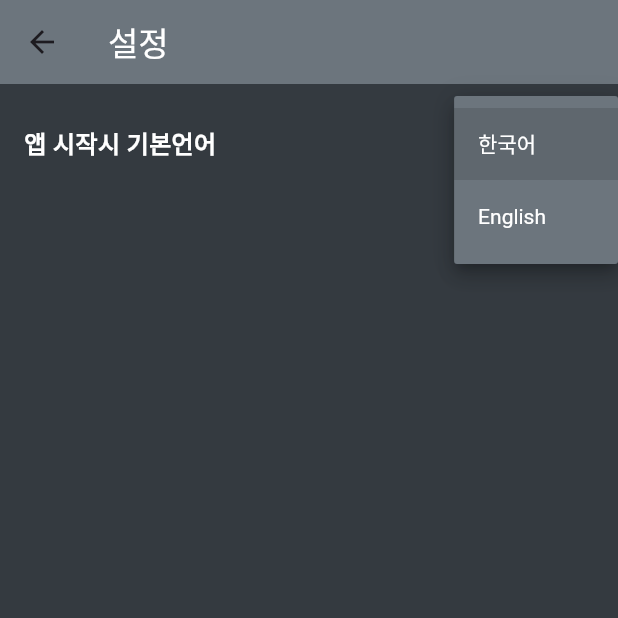
After one commit to similarchart/mobile-app, a Flutter app: the screen it shows after launch, item 4 of the bottom bar chosen, after a tap on "한국어", on a phone screen of 412 x 824 dp, the top half of it. The commit adds this screen. Run offline on Flutter 3.47's test engine with Material 3 defaults, Android fonts, the phone set to English and light mode, and no system bars; our stand-ins replace shared_preferences, webview_flutter.

Commit message:
홈 버튼 구현, 설정 기본 틀 UI 구현 후 '앱 시작시 기본언어' 항목 구현

```diff
--- a/lib/button/favorites.dart
+++ /dev/null
@@ -1,4 +0,0 @@
-// 즐겨찾기 기능에 대한 콜백 함수
-void onFavoritesTap() {
-  // 즐겨찾기 기능 구현
-}
--- a/lib/button/history.dart
+++ /dev/null
@@ -1,4 +0,0 @@
-// 방문기록 기능에 대한 콜백 함수
-void onHistoryTap() {
-  // 방문기록 기능 구현
-}
--- a/lib/button/settings.dart
+++ /dev/null
@@ -1,4 +0,0 @@
-// 설정 기능에 대한 콜백 함수
-void onSettingsTap() {
-  // 설정 기능 구현
-}
--- /dev/null
+++ b/lib/constants/colors.dart
@@ -0,0 +1,9 @@
+// lib/constants/colors.dart
+import 'package:flutter/material.dart';
+
+class AppColors {
+  static const primaryColor = Color(0xFF343a40);
+  static const secondaryColor = Color(0xFF6C757D); // 부가적인 색상
+  static const textColor = Color(0xFFFFFFFF); // 텍스트 색상
+// 기타 필요한 색상 추가
+}
--- a/lib/screen/home_screen.dart
+++ b/lib/screen/home_screen.dart
@@ -1,33 +1,45 @@
 import 'package:flutter/material.dart';
 import 'package:webview_flutter/webview_flutter.dart';
 import 'package:web_view/button/home.dart';
-import 'package:web_view/button/favorites.dart';
-import 'package:web_view/button/history.dart';
-import 'package:web_view/button/settings.dart';
+import 'package:web_view/services/language_preference.dart';
+import 'package:web_view/screen/settings_screen.dart';
+import 'package:web_view/constants/colors.dart';
 
-final homeUrl = Uri.parse('https://www.similarchart.com');
+final homeUrl = Uri.parse('https://www.similarchart.com?lang=ko');
 
 class HomeScreen extends StatelessWidget {
-  WebViewController controller = WebViewController()
-    // ..setJavaScriptMode(JavaScriptMode.unrestricted)
-    ..loadRequest(homeUrl);
+  final WebViewController controller = WebViewController();
 
-  HomeScreen({super.key});
+  Future<void> loadInitialUrl(WebViewController controller) async {
+    String lang = await LanguagePreference.getLanguageSetting(); // 현재 설정된 언어를 불러옵니다.
+    Uri homeUrl = Uri.parse('https://www.similarchart.com?lang=$lang');
+    controller
+      ..setJavaScriptMode(JavaScriptMode.unrestricted)
+      ..loadRequest(homeUrl);
+  }
 
   @override
   Widget build(BuildContext context) {
+    // WebView 로드를 위한 초기 설정
+    Future.delayed(Duration.zero, () => loadInitialUrl(controller));
+
     return SafeArea(
       child: Scaffold(
         bottomNavigationBar: ConstrainedBox(
           constraints: BoxConstraints(maxHeight: 65), // 이 값을 조절하여 높이를 변경하세요
           child: BottomAppBar(
-            color: Color(0xFF343a40), // 배경색 설정
+            color: AppColors.primaryColor, // 배경색 설정
             child: Row(
               children: <Widget>[
-                buildBottomIcon(Icons.home, '홈', onHomeTap(controller, homeUrl)),
-                buildBottomIcon(Icons.star, '즐겨찾기', onFavoritesTap),
-                buildBottomIcon(Icons.history, '방문기록', onHistoryTap),
-                buildBottomIcon(Icons.settings, '설정', onSettingsTap),
+                buildBottomIcon(Icons.home, '홈', () => onHomeTap(controller)),
+                buildBottomIcon(Icons.star, '즐겨찾기', () => {}),
+                buildBottomIcon(Icons.history, '방문기록', () => {}),
+                buildBottomIcon(Icons.settings, '설정', () {
+                  Navigator.push(
+                    context,
+                    MaterialPageRoute(builder: (context) => SettingsScreen()),
+                  );
+                }),
               ],
             ),
           ),
--- /dev/null
+++ b/lib/screen/settings_screen.dart
@@ -0,0 +1,68 @@
+import 'package:flutter/material.dart';
+import 'package:web_view/services/language_preference.dart';
+import 'package:web_view/constants/colors.dart'; // 색상 상수 import
+
+class SettingsScreen extends StatefulWidget {
+  @override
+  _SettingsScreenState createState() => _SettingsScreenState();
+}
+
+class _SettingsScreenState extends State<SettingsScreen> {
+  String? _selectedLanguage;
+
+  @override
+  void initState() {
+    super.initState();
+    _loadLanguageSetting();
+  }
+
+  Future<void> _loadLanguageSetting() async {
+    _selectedLanguage = await LanguagePreference.getLanguageSetting();
+    setState(() {});
+  }
+
+  @override
+  Widget build(BuildContext context) {
+    return Scaffold(
+      backgroundColor: AppColors.primaryColor,
+      appBar: AppBar(
+        title: Text('설정', style: TextStyle(color: AppColors.textColor)),
+        backgroundColor: AppColors.secondaryColor,
+      ),
+      body: Padding(
+        padding: const EdgeInsets.all(16.0),
+        child: Row(
+          mainAxisAlignment: MainAxisAlignment.spaceBetween,
+          children: [
+            Text(
+              '앱 시작시 기본언어',
+              style: TextStyle(
+                fontSize: 16,
+                fontWeight: FontWeight.bold,
+                color: AppColors.textColor,
+              ),
+            ),
+            Spacer(), // 텍스트와 드롭다운 사이에 공간을 추가합니다.
+            DropdownButton<String>(
+              // 드롭다운 버튼의 크기를 강제로 제한하지 않고 내용에 맞게 조절합니다.
+              value: _selectedLanguage,
+              dropdownColor: AppColors.secondaryColor,
+              items: [
+                DropdownMenuItem(value: 'ko', child: Text('한국어', style: TextStyle(color: AppColors.textColor))),
+                DropdownMenuItem(value: 'en', child: Text('English', style: TextStyle(color: AppColors.textColor))),
+              ],
+              onChanged: (value) {
+                setState(() {
+                  _selectedLanguage = value;
+                  LanguagePreference.setLanguageSetting(value!);
+                });
+              },
+              style: TextStyle(color: AppColors.textColor),
+              underline: Container(height: 2, color: AppColors.textColor),
+            ),
+          ],
+        ),
+      ),
+    );
+  }
+}
--- /dev/null
+++ b/lib/services/language_preference.dart
@@ -0,0 +1,15 @@
+import 'package:shared_preferences/shared_preferences.dart';
+
+class LanguagePreference {
+  static const _keyLang = 'languageSetting';
+
+  static Future<String> getLanguageSetting() async {
+    final prefs = await SharedPreferences.getInstance();
+    return prefs.getString(_keyLang) ?? 'ko';
+  }
+
+  static Future<void> setLanguageSetting(String lang) async {
+    final prefs = await SharedPreferences.getInstance();
+    await prefs.setString(_keyLang, lang);
+  }
+}
--- a/pubspec.yaml
+++ b/pubspec.yaml
@@ -36,7 +36,7 @@ dependencies:
   # Use with the CupertinoIcons class for iOS style icons.
   cupertino_icons: ^1.0.6
   webview_flutter: ^4.7.0
-
+  shared_preferences: ^2.2.2
 dev_dependencies:
   flutter_test:
     sdk: flutter
```
Also changed, not shown: lib/button/home.dart (+15 -6 lines), pubspec.lock.
